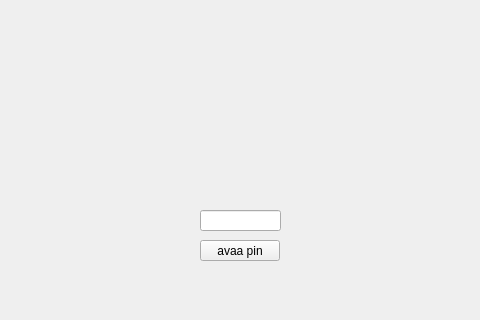
The window that bankautomat/mainwindow.ui (AJHosuja/BankAutomat) describes before a commit, drawn with Qt 5; both pictures show x 230 to 710 and y 280 to 600 of the 950 by 600 pixel window.
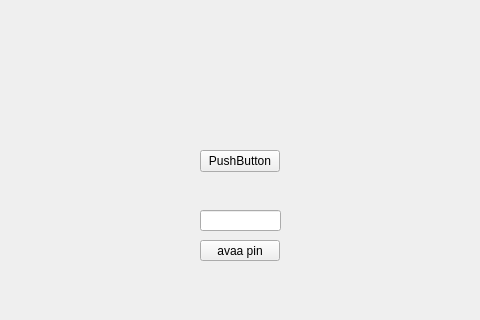
The same window after the commit.

Patch:
```diff
--- a/bankautomat/mainwindow.ui
+++ b/bankautomat/mainwindow.ui
@@ -37,6 +37,19 @@
      </rect>
     </property>
    </widget>
+   <widget class="QPushButton" name="avaakayt">
+    <property name="geometry">
+     <rect>
+      <x>430</x>
+      <y>430</y>
+      <width>80</width>
+      <height>22</height>
+     </rect>
+    </property>
+    <property name="text">
+     <string>PushButton</string>
+    </property>
+   </widget>
   </widget>
  </widget>
  <resources/>
```
